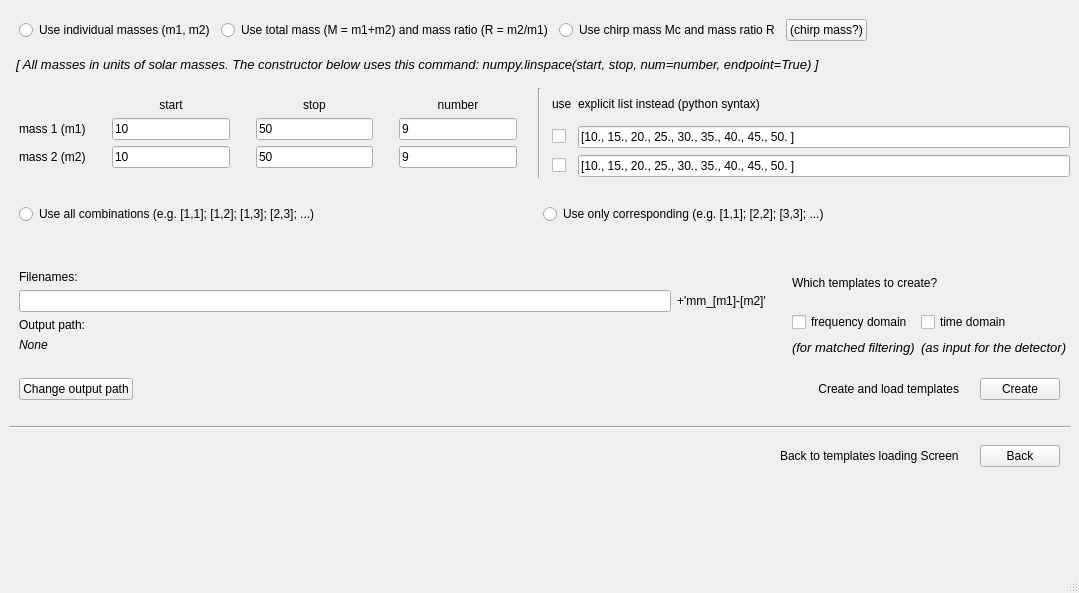
Before: the Qt Designer form create_screen.ui in mdaamKIT/MatchedFilter, drawn with Qt 5.
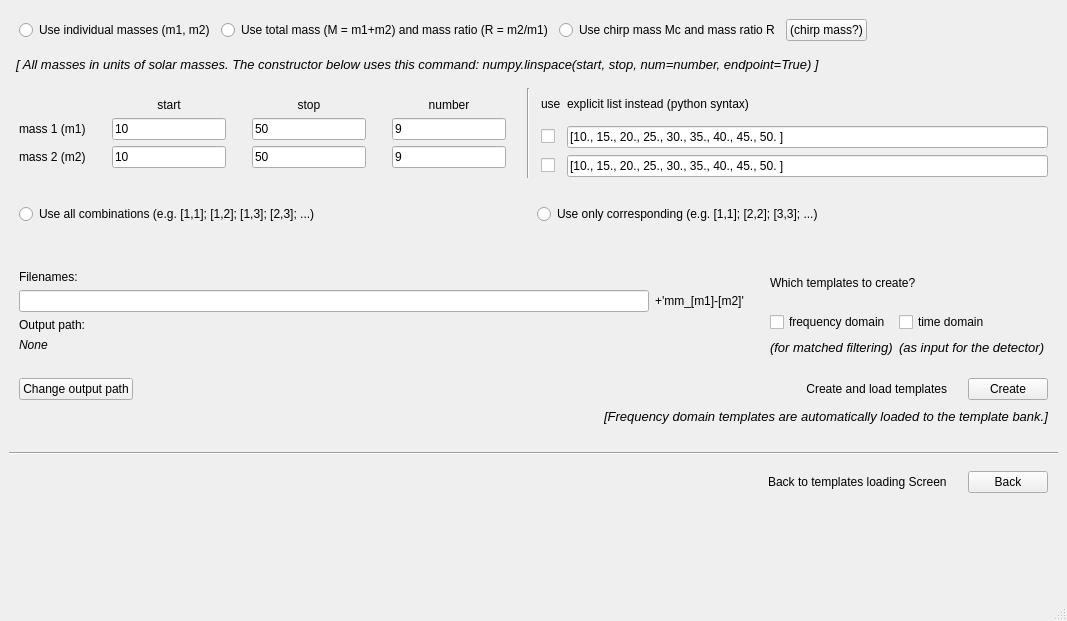
After: the same form once the commit is applied.

Commit message: minor cosmetic corrections

The edit to the form file:
```diff
--- a/create_screen.ui
+++ b/create_screen.ui
@@ -6,8 +6,8 @@
    <rect>
     <x>0</x>
     <y>0</y>
-    <width>1079</width>
-    <height>593</height>
+    <width>1067</width>
+    <height>621</height>
    </rect>
   </property>
   <property name="sizePolicy">
@@ -135,6 +135,9 @@
         <property name="topMargin">
          <number>0</number>
         </property>
+        <property name="rightMargin">
+         <number>10</number>
+        </property>
         <item>
          <layout class="QGridLayout" name="gridLayout_Parameter">
           <property name="leftMargin">
@@ -558,7 +561,7 @@
            <number>10</number>
           </property>
           <property name="rightMargin">
-           <number>0</number>
+           <number>10</number>
           </property>
           <item>
            <widget class="QLabel" name="label_which">
@@ -627,7 +630,7 @@
          <number>10</number>
         </property>
         <property name="bottomMargin">
-         <number>10</number>
+         <number>0</number>
         </property>
         <item>
          <widget class="QPushButton" name="pushButton_changeOutput">
@@ -687,6 +690,48 @@
         </item>
        </layout>
       </item>
+      <item>
+       <layout class="QHBoxLayout" name="horizontalLayout_3">
+        <property name="leftMargin">
+         <number>0</number>
+        </property>
+        <property name="topMargin">
+         <number>0</number>
+        </property>
+        <property name="rightMargin">
+         <number>10</number>
+        </property>
+        <property name="bottomMargin">
+         <number>10</number>
+        </property>
+        <item>
+         <spacer name="horizontalSpacer_3">
+          <property name="orientation">
+           <enum>Qt::Horizontal</enum>
+          </property>
+          <property name="sizeHint" stdset="0">
+           <size>
+            <width>40</width>
+            <height>20</height>
+           </size>
+          </property>
+         </spacer>
+        </item>
+        <item>
+         <widget class="QLabel" name="label">
+          <property name="font">
+           <font>
+            <pointsize>10</pointsize>
+            <italic>true</italic>
+           </font>
+          </property>
+          <property name="text">
+           <string>[Frequency domain templates are automatically loaded to the template bank.]</string>
+          </property>
+         </widget>
+        </item>
+       </layout>
+      </item>
      </layout>
     </item>
     <item>
```
Left out of the diff: 2 changed lines with no effect on the pictures.
